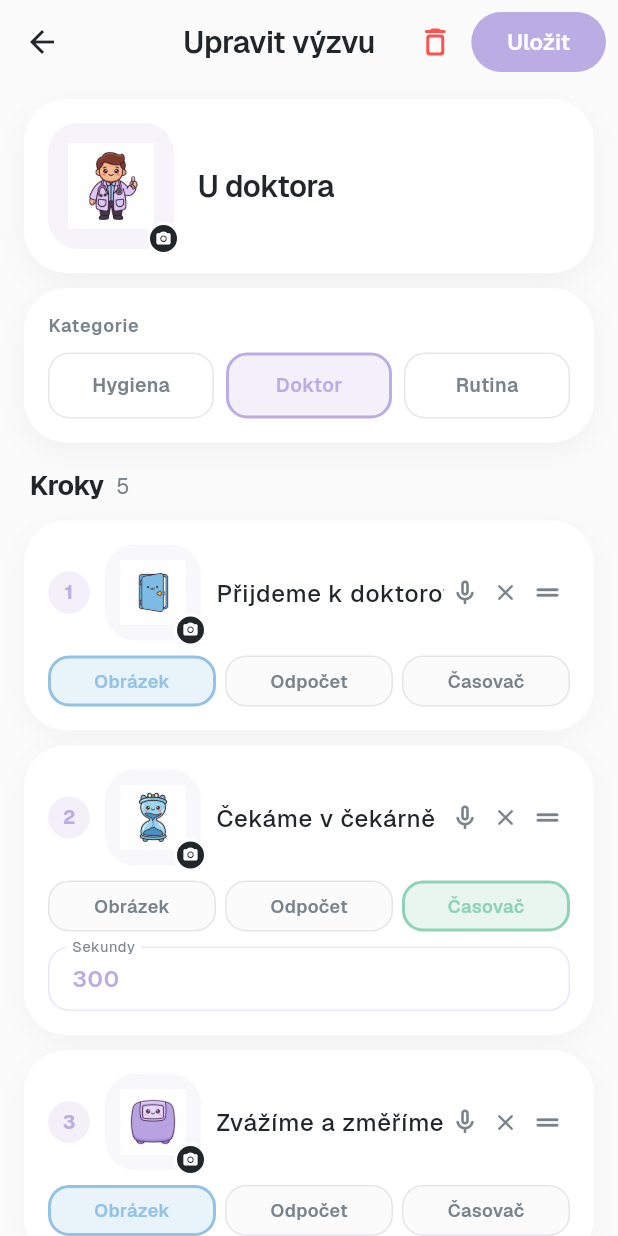
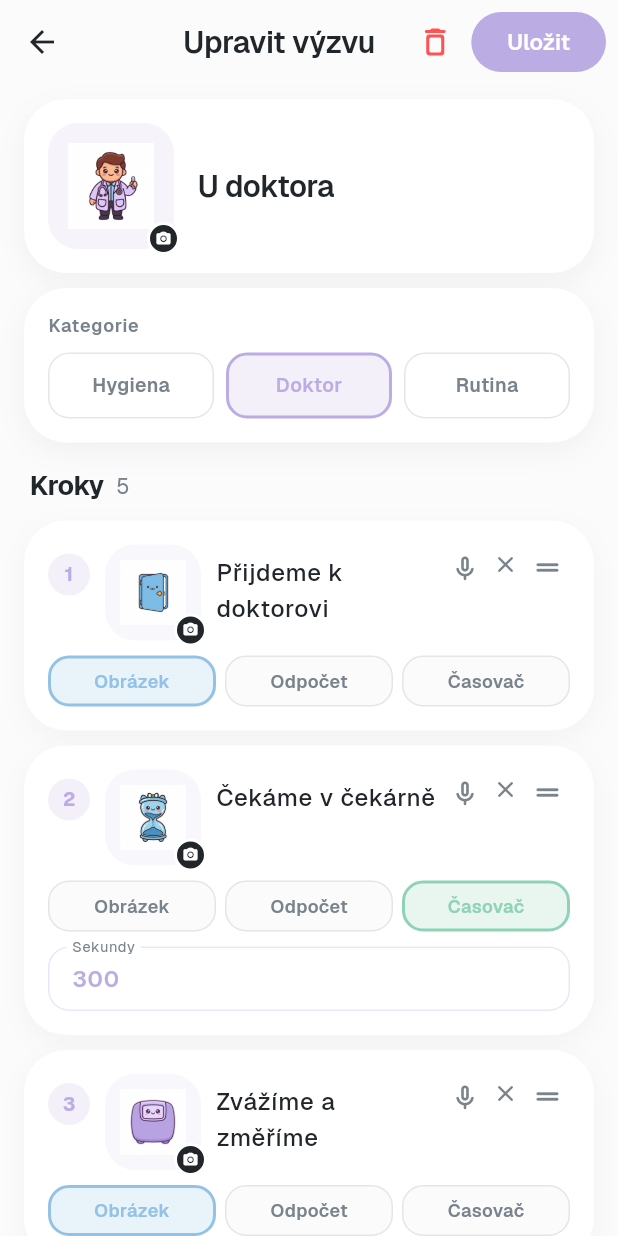
Before and after one commit to Panbaron1/spectroom, a Flutter app: the BuilderScreen screen opened directly with sample values from the repository, on a phone screen of 412 x 824 dp. Run offline on Flutter 3.47's test engine with Material 3 defaults, Android fonts, the phone set to English and light mode, and no system bars; our stand-ins replace audioplayers, flutter_animate, flutter_local_notifications, flutter_svg, image_picker, share_plus and 2 more; missing offline and left inert: record; accounts and stored records are empty.

Commit message:
fix(builder): step label word wraps instead of cutting off
maxLines: null on label TextField so long labels wrap. Row crossAxisAlignment changed to start so pictogram/number pin to top when text wraps.

Co-Authored-By: Claude Sonnet 4.6 <noreply@anthropic.com>

```diff
--- a/lib/screens/builder_screen.dart
+++ b/lib/screens/builder_screen.dart
@@ -439,9 +439,11 @@ class _StepEditor extends StatelessWidget {
           crossAxisAlignment: CrossAxisAlignment.start,
           children: [
             Row(
-              crossAxisAlignment: CrossAxisAlignment.center,
+              crossAxisAlignment: CrossAxisAlignment.start,
               children: [
-                Container(
+                Padding(
+                  padding: const EdgeInsets.only(top: 6),
+                  child: Container(
                     width: 28,
                     height: 28,
                     decoration: BoxDecoration(
@@ -454,6 +456,7 @@ class _StepEditor extends StatelessWidget {
                             fontSize: 13,
                             fontWeight: FontWeight.w700,
                             color: accent)),
+                  ),
                 ),
                 const SizedBox(width: Gap.sm),
                 _PictogramPicker(
@@ -469,6 +472,8 @@ class _StepEditor extends StatelessWidget {
                 Expanded(
                   child: TextField(
                     controller: draft.labelFor(lang),
+                    maxLines: null,
+                    minLines: 1,
                     style: const TextStyle(
                         fontSize: 16, fontWeight: FontWeight.w500),
                     decoration: InputDecoration(
@@ -482,11 +487,13 @@ class _StepEditor extends StatelessWidget {
                       enabledBorder: InputBorder.none,
                       isDense: true,
                       contentPadding:
-                          const EdgeInsets.symmetric(vertical: 4),
+                          const EdgeInsets.symmetric(vertical: 6),
                     ),
                   ),
                 ),
-                GestureDetector(
+                Padding(
+                  padding: const EdgeInsets.only(top: 2),
+                  child: GestureDetector(
                     onTap: () => _openVoiceSheet(context),
                     child: Padding(
                       padding: const EdgeInsets.all(4),
@@ -498,6 +505,7 @@ class _StepEditor extends StatelessWidget {
                         color: draft.audioPath != null
                             ? Spectrum.coral
                             : Spectrum.inkSoft,
+                      ),
                     ),
                   ),
                 ),
```
Lines whose indentation alone changed are shown as unchanged.
